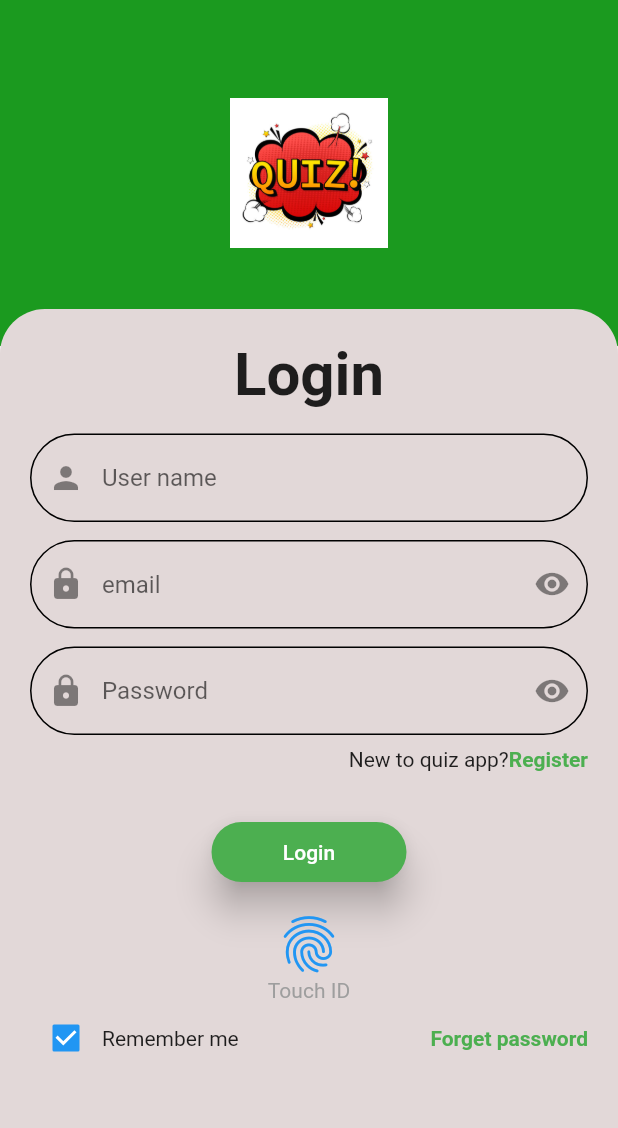
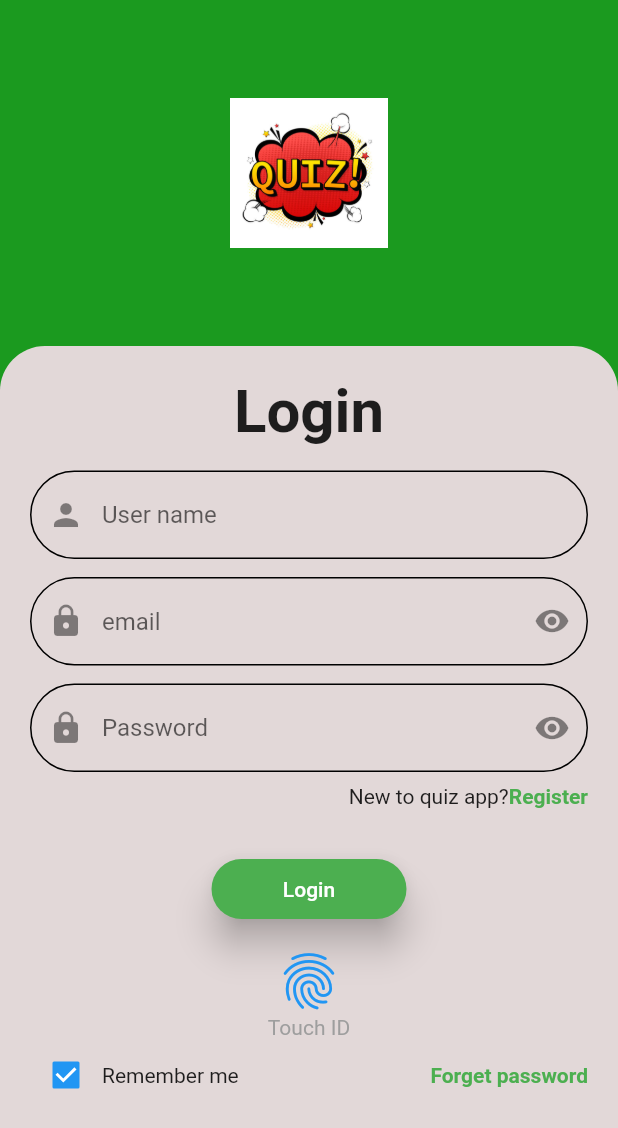
Before and after one commit to mohamedabdelhamed555/QuizApp, a Flutter app: the LoginScreen screen opened directly, on a phone screen of 412 x 824 dp. Shown: the top 1128 px of the screen. Run offline on Flutter 3.47's test engine with Material 2 defaults, Android fonts, the light colour scheme and no system bars.

Commit message:
quiz app

```diff
--- a/lib/Global/quiz_question.dart
+++ b/lib/Global/quiz_question.dart
@@ -102,7 +102,7 @@ List dataList = [
     ]
   },
   {
-    "categoryName": "Chemistry  test",
+    "categoryName": "Chemistry test",
     "Color": Colors.green,
     "data": [
       {
--- a/lib/main.dart
+++ b/lib/main.dart
@@ -1,5 +1,6 @@
 import 'package:flutter/material.dart';
 import 'package:mohamed_iti823/screens/Cat_Screen.dart';
+import 'package:mohamed_iti823/screens/login_screen.dart';
 import 'package:mohamed_iti823/screens/openning_screen.dart';
 
 void main() {
--- a/lib/screens/login_screen.dart
+++ b/lib/screens/login_screen.dart
@@ -12,19 +12,17 @@ class LoginScreen extends StatelessWidget {
   @override
   Widget build(BuildContext context) {
     return Scaffold(
-        // backgroundColor: Colors.green,
+        backgroundColor: Color.fromARGB(255, 27, 154, 31),
         body: Form(
           key: _formKey,
-      child: Stack(
+          child: ListView(
             // unbounded widget
-        alignment: Alignment.bottomCenter,
             children: [
               Align(
                 alignment: Alignment.topCenter,
                 child: Container(
                   height: MediaQuery.of(context).size.height * 0.28,
                   width: MediaQuery.of(context).size.width,
-              color: const Color.fromARGB(255, 27, 154, 31),
                   child: Center(
                     child: Image.asset(
                       "image/istockphoto-1390274690-612x612.jpg",
@@ -35,11 +33,12 @@ class LoginScreen extends StatelessWidget {
               ),
               Container(
                 padding: EdgeInsets.all(20),
-            height: MediaQuery.of(context).size.height * 3 / 4, // width: 50,
+                height: MediaQuery.of(context).size.height * 0.75, // width: 50,
                 width: double.infinity,
                 decoration: const BoxDecoration(
                     color: Color.fromARGB(255, 226, 216, 216),
-                borderRadius: BorderRadius.vertical(top: Radius.circular(30))),
+                    borderRadius:
+                        BorderRadius.vertical(top: Radius.circular(30))),
                 child: Column(children: [
                   Text(
                     "Login",
--- a/lib/screens/quiz_screen.dart
+++ b/lib/screens/quiz_screen.dart
@@ -25,7 +25,7 @@ class _QuizScreenState extends State<QuizScreen> {
             Text(
                 "${index + 1}/ ${(widget.categoryMap["data"] as List).length}"),
             SizedBox(
-              width: MediaQuery.of(context).size.width * 1 / 3,
+              width: MediaQuery.of(context).size.width * 0.2,
             ),
             Text(widget.categoryMap["categoryName"])
           ],
```
Also changed, not shown: lib/screens/score_screen.dart (+6 -6 lines). Lines whose indentation alone changed are shown as unchanged.
